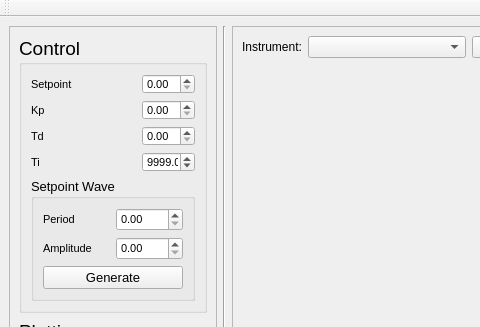
First picture: the form in src/InstPyr/UI/mainpanel_control.ui, repository soodsidd/instpyr, before the edit; both pictures show x 0 to 480 and y 0 to 327 of the 1230 by 857 pixel window.
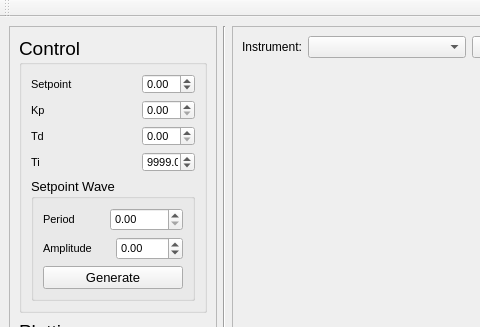
Second picture: the form after the edit. Icons and pictures are not drawn. Custom widgets are drawn as their Qt base class.

Commit message: Updated Online PID tuner

```diff
--- a/src/InstPyr/UI/mainpanel_control.ui
+++ b/src/InstPyr/UI/mainpanel_control.ui
@@ -99,8 +99,11 @@
               <property name="decimals">
                <number>2</number>
               </property>
+              <property name="minimum">
+               <double>-15.000000000000000</double>
+              </property>
               <property name="maximum">
-               <double>99999.000000000000000</double>
+               <double>120.000000000000000</double>
               </property>
               <property name="value">
                <double>0.000000000000000</double>
@@ -264,6 +267,9 @@
                    <pointsize>8</pointsize>
                   </font>
                  </property>
+                 <property name="maximum">
+                  <double>99999.000000000000000</double>
+                 </property>
                 </widget>
                </item>
               </layout>
@@ -289,6 +295,12 @@
                    <pointsize>8</pointsize>
                   </font>
                  </property>
+                 <property name="minimum">
+                  <double>-40.000000000000000</double>
+                 </property>
+                 <property name="maximum">
+                  <double>95.000000000000000</double>
+                 </property>
                 </widget>
                </item>
               </layout>
```
Left out of the diff: 18 changed lines with no effect on the pictures. The commit also changes 2 other files.
